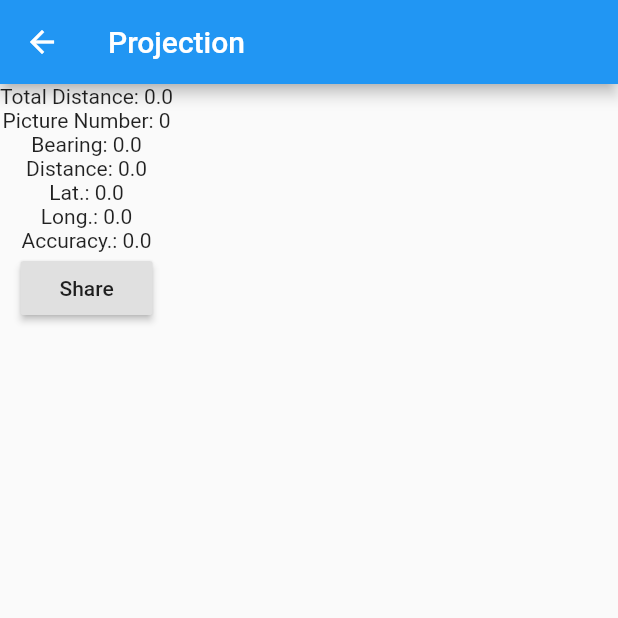
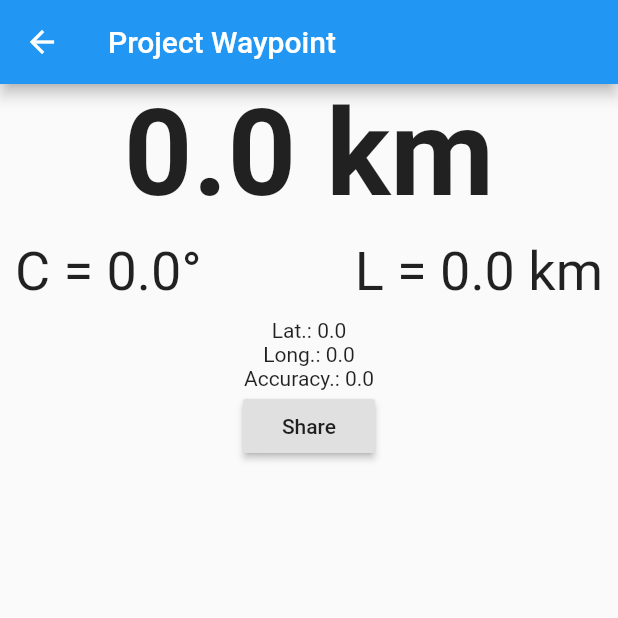
Before and after one commit to brase/nav, a Flutter app: the WaypointProjectionView screen opened directly with empty values, after a tap on "Share", on a phone screen of 412 x 824 dp, the top half of it. Run offline on Flutter 3.47's test engine with Material 2 defaults, Android fonts, the phone set to English and light mode, and no system bars; our stand-ins replace geolocator, sqflite; missing offline and left inert: baseflow_plugin_template, geo; accounts and stored records are empty.

Commit message:
bearing --> heading; Design

```diff
--- a/lib/MainView.dart
+++ b/lib/MainView.dart
@@ -52,7 +52,7 @@ class _MainViewState extends State<MainView> {
                 keyboardType: TextInputType.number,
                 autocorrect: false,
                 decoration: InputDecoration(
-                  labelText: "Total Distance",
+                  labelText: "Total Distance (km)",
                   border: OutlineInputBorder(),
                 ),
                 validator: _validateDouble,
@@ -76,7 +76,7 @@ class _MainViewState extends State<MainView> {
                 keyboardType: TextInputType.number,
                 autocorrect: false,
                 decoration: InputDecoration(
-                  labelText: "Bearing (°)",
+                  labelText: "heading (°)",
                   border: OutlineInputBorder(),
                 ),
                 validator: (value) {
@@ -86,20 +86,20 @@ class _MainViewState extends State<MainView> {
                   }
 
                   if (double.parse(value) > 360) {
-                    return "Please enter a valid bearing between 0 and 360.";
+                    return "Please enter a valid heading between 0 and 360.";
                   }
 
                   return null;
                 },
                 onSaved: (newValue) =>
-                    addModel.bearing = double.parse(newValue),
+                    addModel.heading = double.parse(newValue),
               ),
               SizedBox(height: 20),
               TextFormField(
                 keyboardType: TextInputType.number,
                 autocorrect: false,
                 decoration: InputDecoration(
-                  labelText: "Distance (m)",
+                  labelText: "Distance (km)",
                   border: OutlineInputBorder(),
                 ),
                 validator: _validateDouble,
@@ -142,6 +142,7 @@ class _MainViewState extends State<MainView> {
       future: _dataAccess.waypointProjecions(),
       builder: (context, AsyncSnapshot<List<WaypointProjection>> snapshot) {
         if (snapshot.hasData) {
+          snapshot.data.sort((wp1, wp2){return wp1.totalKilometers.compareTo(wp2.totalKilometers);});
           return ListView.separated(
               separatorBuilder: (context, index) => Divider(
                     color: Colors.grey[950],
@@ -165,9 +166,9 @@ class _MainViewState extends State<MainView> {
       background: stackBehindDismiss(),
       key: ObjectKey(projection),
       child: ListTile(
-        title: Text(projection.totalKilometers.toString()),
+        title: Text("${projection.totalKilometers} km"),
         subtitle: Text(
-            "Bearing: ${projection.bearing}; Distance ${projection.distance}"),
+            "Heading: ${projection.heading}° Distance: ${projection.distance} km"),
         onTap: () => _openProjection(projection),
       ),
       onDismissed: (direction) async {
--- a/lib/WaypointProjectionView.dart
+++ b/lib/WaypointProjectionView.dart
@@ -7,33 +7,31 @@ import 'package:url_launcher/url_launcher.dart';
 
 class WaypointProjection {
   WaypointProjection(
-      {this.distance, this.bearing, this.pictureNumber, this.totalKilometers});
+      {this.distance, this.heading, this.pictureNumber, this.totalKilometers});
 
-  WaypointProjection.fromMap(Map<String, dynamic> map){
+  WaypointProjection.fromMap(Map<String, dynamic> map) {
     this.id = map["id"];
     this.totalKilometers = map["totalKilometers"];
     this.pictureNumber = map["pictureNumber"];
-    this.bearing = map["bearing"];
+    this.heading = map["heading"];
     this.distance = map["distance"];
   }
 
   int id;
   double totalKilometers;
   int pictureNumber;
-  double bearing;
+  double heading;
   double distance;
 
   Map<String, dynamic> toMap() {
     return {
-      'id' : id,
-      'totalKilometers' : totalKilometers,
-      'pictureNumber' : pictureNumber,
-      'bearing' : bearing,
-      'distance' : distance
+      'id': id,
+      'totalKilometers': totalKilometers,
+      'pictureNumber': pictureNumber,
+      'heading': heading,
+      'distance': distance
     };
   }
-
-
 
   static String get tableName => "WaypointProjection";
 }
@@ -62,29 +60,49 @@ class _WaypointProjectionStateView extends State<WaypointProjectionView> {
 
   @override
   Widget build(BuildContext context) {
-    _updateLocationTimer = Timer.periodic(Duration(seconds: 5), (timer) async {
+    _updateLocationTimer = Timer.periodic(Duration(seconds: 10), (timer) async {
       await Geolocator.getCurrentPosition().then((value) => {_pos = value});
       if (mounted) {
         setState(() {});
       }
     });
 
+    final valuesStyle = TextStyle(fontSize: 36);
+
     return Scaffold(
         appBar: AppBar(
-          title: Text("Projection"),
+          title: Text("Project Waypoint"),
         ),
         body: Container(
           child: Column(children: [
             Container(
-                child: Text(
-                    "Total Distance: ${_projection.totalKilometers.toString()}")),
+                child: Center(
+                    child: Text("${_projection.totalKilometers.toString()} km",
+                        style: TextStyle(
+                            fontSize: 80, fontWeight: FontWeight.bold)))),
+            Container(
+                margin: EdgeInsets.only(top: 10, left: 10, right: 10, bottom: 10),
+                child: Row(
+                  mainAxisSize: MainAxisSize.max,
+                  mainAxisAlignment: MainAxisAlignment.spaceBetween ,
+                  children: [
+                    Column(
+                      children: [
                         Container(
                             child: Text(
-                    "Picture Number: ${_projection.pictureNumber.toString()}")),
+                              "C = ${_projection.heading.toString()}°",
+                              style: valuesStyle,)),
+                      ],
+                    ),
+                    Column(
+                      children: [
                         Container(
-                child: Text("Bearing: ${_projection.bearing.toString()}")),
-            Container(
-                child: Text("Distance: ${_projection.distance.toString()}")),
+                            child:
+                                Text("L = ${_projection.distance.toString()} km", style: valuesStyle,)),
+                      ],
+                    )
+                  ],
+            )),
             Container(
               child: Text("Lat.: ${_pos.latitude}"),
             ),
@@ -98,15 +116,17 @@ class _WaypointProjectionStateView extends State<WaypointProjectionView> {
               child: RaisedButton(
                   child: Text("Share"),
                   onPressed: () async {
-                  final LatLng destination = _computeDestination(_pos.latitude, _pos.longitude, _projection.bearing, _projection.distance);
+                    final LatLng destination = _computeDestination(
+                        _pos.latitude,
+                        _pos.longitude,
+                        _projection.heading,
+                        _projection.distance);
                     final geoUrl = Uri(
                         scheme: "geo",
-                    path: "${destination.lat},${destination.lng}"
-                  );
+                        path: "${destination.lat},${destination.lng}");
                     developer.log(geoUrl.toString());
                     await _launchURL(geoUrl.toString());
-                  }
-              ),
+                  }),
             )
           ]),
         ));
@@ -120,12 +140,14 @@ class _WaypointProjectionStateView extends State<WaypointProjectionView> {
     }
   }
 
-  _computeDestination(double lat, double long, double heading, double distance){
-    return computeOffset(LatLng(lat, long), distance, heading);
+  _computeDestination(
+      double lat, double long, double heading, double distance) {
+    return computeOffset(LatLng(lat, long), distance * 1000, heading);
   }
 
   @override
   void dispose() {
+    developer.log("disposed");
     _updateLocationTimer.cancel();
     super.dispose();
   }
--- a/lib/main.dart
+++ b/lib/main.dart
@@ -10,6 +10,8 @@ import 'package:sqflite/sqflite.dart';
 import 'DataAccess.dart';
 import 'MainView.dart';
 
+import 'dart:developer' as developer;
+
 /// Defines the main theme color.
 final MaterialColor themeMaterialColor =
     BaseflowPluginExample.createMaterialColor(
@@ -19,18 +21,23 @@ void main() async {
   // Avoid errors caused by flutter upgrade.
   // Importing 'package:flutter/widgets.dart' is required.
   WidgetsFlutterBinding.ensureInitialized();
+
+  final dbFolder = await getDatabasesPath();
+  final dbPath = join(dbFolder, 'rallynav.db');
+  developer.log("DB Path: $dbPath");
+
   // Open the database and store the reference.
   final Future<Database> database = openDatabase(
       // Set the path to the database. Note: Using the `join` function from the
       // `path` package is best practice to ensure the path is correctly
       // constructed for each platform.
-      join(await getDatabasesPath(), 'rallynav.db'), onCreate: (db, version) {
+      dbPath, onCreate: (db, version) {
     return db.execute(
       '''CREATE TABLE "WaypointProjection" (
 	        "id"	INTEGER,
           "totalKilometers"	REAL,
           "pictureNumber"	INTEGER,
-          "bearing"	REAL,
+          "heading"	REAL,
           "distance"	REAL,
           PRIMARY KEY("id"));''',
     );
```
Lines whose indentation alone changed are shown as unchanged.
